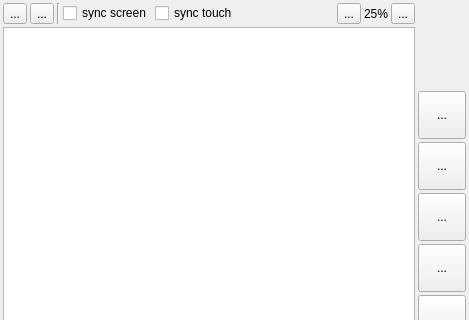
First picture: the form in cdeviceeditform.ui, repository LeZheng/Canary-Adb, before the edit; both pictures show x 0 to 469 and y 0 to 320 of the 469 by 613 pixel window.
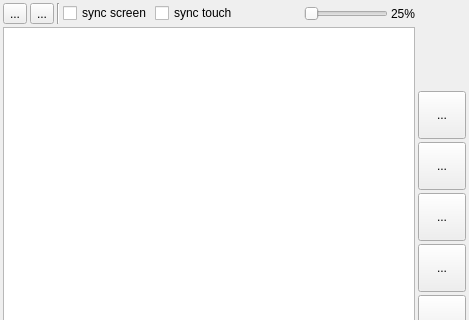
Second picture: the form after the edit. Icons and pictures are not drawn.

Commit message: 屏幕界面滚轮缩放功能

```diff
--- a/cdeviceeditform.ui
+++ b/cdeviceeditform.ui
@@ -395,20 +395,12 @@
       </spacer>
      </item>
      <item>
-      <widget class="QToolButton" name="zoomInButton">
-       <property name="maximumSize">
-        <size>
-         <width>24</width>
-         <height>24</height>
-        </size>
+      <widget class="QSlider" name="zoomSlider">
+       <property name="maximum">
+        <number>100</number>
        </property>
-       <property name="text">
-        <string>...</string>
-       </property>
-       <property name="icon">
-        <iconset>
-         <normalon>:/img/icon_add</normalon>
-        </iconset>
+       <property name="orientation">
+        <enum>Qt::Horizontal</enum>
        </property>
       </widget>
      </item>
@@ -425,24 +417,6 @@
        </property>
       </widget>
      </item>
-     <item>
-      <widget class="QToolButton" name="zoomOutButton">
-       <property name="maximumSize">
-        <size>
-         <width>24</width>
-         <height>24</height>
-        </size>
-       </property>
-       <property name="text">
-        <string>...</string>
-       </property>
-       <property name="icon">
-        <iconset>
-         <normalon>:/img/icon_cut_down</normalon>
-        </iconset>
-       </property>
-      </widget>
-     </item>
     </layout>
    </item>
   </layout>
```
The commit also changes 3 other files.
